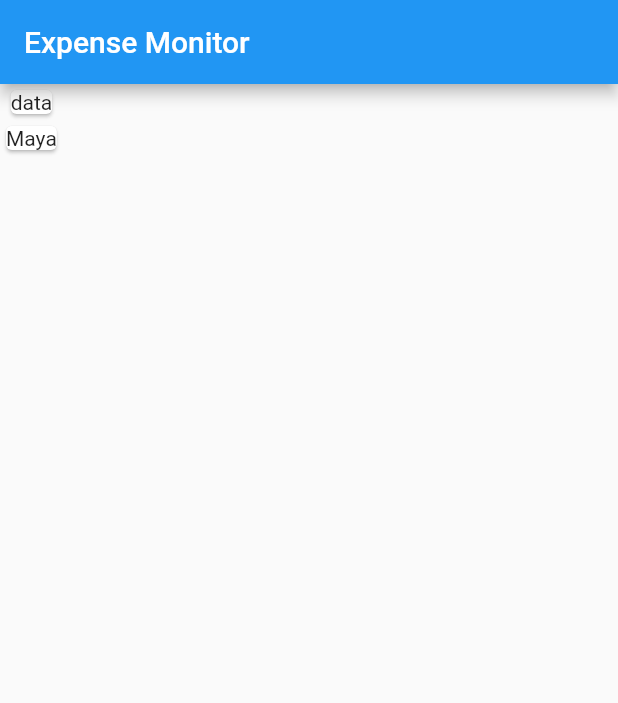
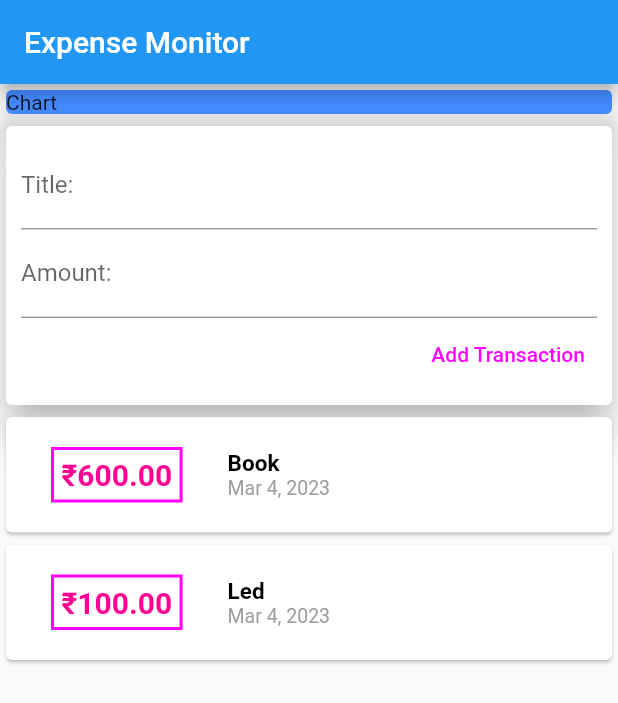
Before and after one commit to innovativecreations/Flutter, a Flutter app: the screen it shows after launch, on a phone screen of 412 x 824 dp. Shown: the top 703 px of the screen. Run offline on Flutter 3.47's test engine with Material 2 defaults, Android fonts, the phone set to English and light mode, and no system bars.

Commit message:
add new transactions function

```diff
--- a/expenses_monitor/lib/main.dart
+++ b/expenses_monitor/lib/main.dart
@@ -1,5 +1,6 @@
 // ignore_for_file: prefer_const_constructors
 
+import './widgets/user_transaction.dart';
 import 'package:flutter/material.dart';
 
 void main() {
@@ -10,19 +11,39 @@ class MyApp extends StatelessWidget {
   Widget build(BuildContext context) {
     return MaterialApp(
       title: "Expense Monitor",
-        home: Scaffold(
+      home: Homepage(),
+    );
+  }
+}
+
+class Homepage extends StatelessWidget {
+  final textController = TextEditingController();
+  final amountController = TextEditingController();
+
+  @override
+  Widget build(BuildContext context) {
+    return Scaffold(
       appBar: AppBar(
         title: Text("Expense Monitor"),
       ),
       // ignore: prefer_const_literals_to_create_immutables
-          body: Column(children: [
-            Card(
-              child: Text("data"),
+      body: SingleChildScrollView(
+        child: Column(
+            // mainAxisAlignment: MainAxisAlignment.start,
+            crossAxisAlignment: CrossAxisAlignment.stretch,
+            children: [
+              Container(
+                // ignore: sort_child_properties_last
+                child: Card(
+                  elevation: 10,
+                  color: Colors.blueAccent,
+                  child: Text("Chart"),
+                  // color: Colors.red,
                 ),
-            Card(
-              child: Text("Maya"),
-            )
+              ),
+              UserTransaction(),
             ]),
-        ));
+      ),
+    );
   }
 }
--- /dev/null
+++ b/expenses_monitor/lib/models/transaction.dart
@@ -0,0 +1,12 @@
+class Transaction {
+  final String id;
+  final String title;
+  final double amount;
+  final DateTime date;
+  Transaction({
+    required this.id,
+    required this.title,
+    required this.amount,
+    required this.date,
+  });
+}
--- /dev/null
+++ b/expenses_monitor/lib/widgets/new_transaction.dart
@@ -0,0 +1,57 @@
+// ignore_for_file: prefer_const_constructors
+import 'package:flutter/material.dart';
+
+class NewTransaction extends StatelessWidget {
+  final textController = TextEditingController();
+  final amountController = TextEditingController();
+  final Function addNewTx;
+
+  NewTransaction(this.addNewTx);
+
+  void addTx() {
+    String tilteText = textController.text;
+    double amountText = double.parse(amountController.text);
+    if (tilteText.isEmpty || amountText <= 0) {
+      return;
+    }
+    addNewTx(
+      tilteText,
+      amountText,
+    );
+  }
+
+  @override
+  Widget build(BuildContext context) {
+    return Card(
+      elevation: 10,
+      child: Container(
+        padding: EdgeInsets.all(10),
+        child: Column(
+          crossAxisAlignment: CrossAxisAlignment.end,
+          // ignore: prefer_const_literals_to_create_immutables
+          children: [
+            TextField(
+              decoration: InputDecoration(labelText: "Title:"),
+              controller: textController,
+              onSubmitted: (_) => addTx(),
+            ),
+            TextField(
+              decoration: InputDecoration(labelText: "Amount:"),
+              controller: amountController,
+              keyboardType: TextInputType.number,
+              onSubmitted: (_) => addTx(),
+            ),
+            TextButton(
+              onPressed: addTx,
+              style: TextButton.styleFrom(
+                  foregroundColor: Color.fromARGB(255, 255, 0, 255)),
+              child: Text(
+                "Add Transaction",
+              ),
+            )
+          ],
+        ),
+      ),
+    );
+  }
+}
--- /dev/null
+++ b/expenses_monitor/lib/widgets/transaction_list.dart
@@ -0,0 +1,71 @@
+// ignore_for_file: prefer_const_constructors
+import 'package:flutter/material.dart';
+import 'package:intl/intl.dart';
+import '../models/transaction.dart';
+
+class TransactionList extends StatelessWidget {
+  final List<Transaction> transactions;
+  TransactionList(this.transactions);
+
+  @override
+  Widget build(BuildContext context) {
+    return Container(
+        height: 300,
+        child: ListView.builder(
+          itemBuilder: (ctx, index) {
+            return Card(
+              child: Row(
+                children: [
+                  Container(
+                    margin: EdgeInsets.symmetric(
+                      horizontal: 30,
+                      vertical: 20,
+                    ),
+                    decoration: BoxDecoration(
+                      border: Border.all(
+                        width: 2,
+                        style: BorderStyle.solid,
+                        color: Color.fromARGB(255, 255, 0, 255),
+                      ),
+                    ),
+                    padding: EdgeInsets.symmetric(
+                      horizontal: 5,
+                      vertical: 5,
+                    ),
+                    child: Text(
+                      "₹${transactions[index].amount.toStringAsFixed(2)}",
+                      style: TextStyle(
+                        color: Color.fromARGB(255, 255, 0, 149),
+                        fontWeight: FontWeight.bold,
+                        fontSize: 20,
+                      ),
+                    ),
+                  ),
+                  Column(
+                    crossAxisAlignment: CrossAxisAlignment.start,
+                    children: [
+                      Text(
+                        transactions[index].title,
+                        style: TextStyle(
+                          color: Colors.black,
+                          fontWeight: FontWeight.bold,
+                          fontSize: 15,
+                        ),
+                      ),
+                      Text(
+                        DateFormat.yMMMd().format(transactions[index].date),
+                        style: TextStyle(
+                          color: Colors.grey,
+                          fontSize: 13,
+                        ),
+                      ),
+                    ],
+                  ),
+                ],
+              ),
+            );
+          },
+          itemCount: transactions.length,
+        ));
+  }
+}
--- /dev/null
+++ b/expenses_monitor/lib/widgets/user_transaction.dart
@@ -0,0 +1,39 @@
+import 'package:flutter/material.dart';
+import './transaction_list.dart';
+import './new_transaction.dart';
+import '../models/transaction.dart';
+
+class UserTransaction extends StatefulWidget {
+  const UserTransaction({super.key});
+
+  @override
+  State<UserTransaction> createState() => _UserTransactionState();
+}
+
+class _UserTransactionState extends State<UserTransaction> {
+  final List<Transaction> _transaction = [
+    Transaction(id: "t1", title: "Book", amount: 600, date: DateTime.now()),
+    Transaction(id: "t2", title: "Led", amount: 100, date: DateTime.now()),
+  ];
+  void _addNewTx(String txTitle, double txAmount) {
+    final newTx = Transaction(
+      id: DateTime.now().toString(),
+      title: txTitle,
+      amount: txAmount,
+      date: DateTime.now(),
+    );
+    setState(() {
+      _transaction.add(newTx);
+    });
+  }
+
+  @override
+  Widget build(BuildContext context) {
+    return Column(
+      children: [
+        NewTransaction(_addNewTx),
+        TransactionList(_transaction),
+      ],
+    );
+  }
+}
--- a/expenses_monitor/pubspec.yaml
+++ b/expenses_monitor/pubspec.yaml
@@ -31,6 +31,7 @@ environment:
 dependencies:
   flutter:
     sdk: flutter
+  intl: ^0.18.0
 
 
   # The following adds the Cupertino Icons font to your application.
```
Also changed, not shown: expenses_monitor/pubspec.lock. Lines whose indentation alone changed are shown as unchanged.
